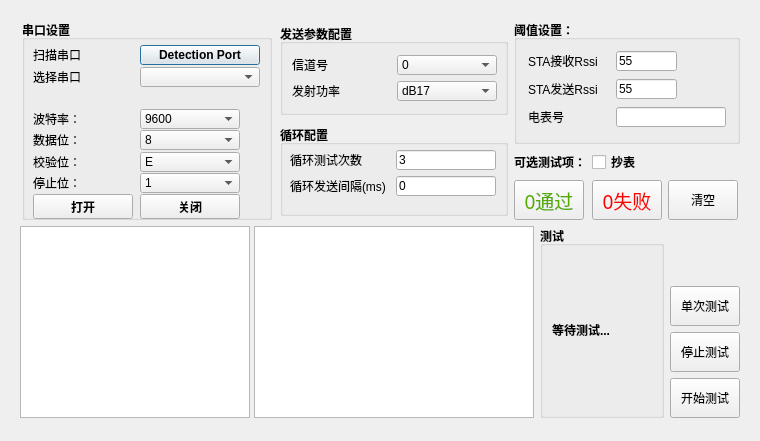
Qt form ui/ui_gadget.ui (ZhenhuaWei/BaseSerialPortTool) before a commit.
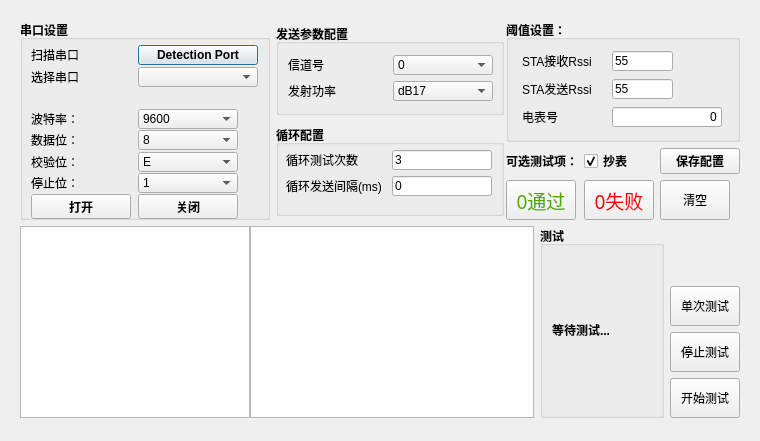
The same form after that commit.

Commit message: add config ini file, fix release v0.0.3

The edit to the form file:
```diff
--- a/ui/ui_gadget.ui
+++ b/ui/ui_gadget.ui
@@ -945,7 +945,7 @@
                <enum>Qt::LeftToRight</enum>
               </property>
               <property name="text">
-               <string/>
+               <string>0</string>
               </property>
               <property name="alignment">
                <set>Qt::AlignRight|Qt::AlignTrailing|Qt::AlignVCenter</set>
@@ -1105,6 +1105,12 @@
              <property name="text">
               <string>抄表</string>
              </property>
+             <property name="checked">
+              <bool>true</bool>
+             </property>
+             <property name="tristate">
+              <bool>false</bool>
+             </property>
             </widget>
            </item>
            <item row="0" column="0">
@@ -1114,6 +1120,13 @@
              </property>
             </widget>
            </item>
+           <item row="0" column="2">
+            <widget class="QPushButton" name="save_config_bt">
+             <property name="text">
+              <string>保存配置</string>
+             </property>
+            </widget>
+           </item>
           </layout>
          </item>
         </layout>
```
The commit also changes 3 other files.
